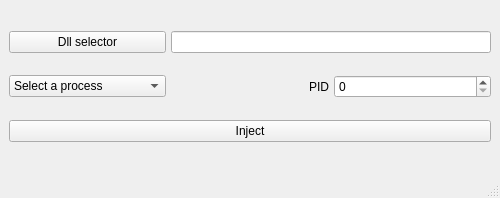
Old version of the form oloJector/mainwindow.ui in the repository Sarapuce/oloJector.
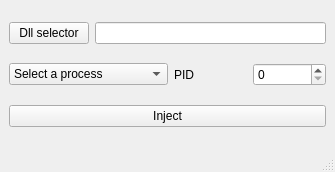
New version of the form.

Diff of the .ui file:
```diff
--- a/oloJector/mainwindow.ui
+++ b/oloJector/mainwindow.ui
@@ -6,34 +6,26 @@
    <rect>
     <x>0</x>
     <y>0</y>
-    <width>500</width>
-    <height>198</height>
+    <width>335</width>
+    <height>172</height>
    </rect>
   </property>
   <property name="windowTitle">
    <string>MainWindow</string>
   </property>
   <widget class="QWidget" name="centralwidget">
-   <layout class="QGridLayout" name="gridLayout">
-    <property name="leftMargin">
-     <number>9</number>
-    </property>
-    <property name="topMargin">
-     <number>9</number>
-    </property>
-    <property name="rightMargin">
-     <number>9</number>
-    </property>
-    <property name="bottomMargin">
-     <number>9</number>
-    </property>
-    <property name="horizontalSpacing">
-     <number>5</number>
-    </property>
-    <property name="verticalSpacing">
-     <number>0</number>
-    </property>
-    <item row="1" column="0">
+   <layout class="QGridLayout" name="gridLayout_2">
+    <item row="0" column="0">
+     <widget class="QPushButton" name="pushButton_2">
+      <property name="text">
+       <string>Dll selector</string>
+      </property>
+     </widget>
+    </item>
+    <item row="0" column="1" colspan="3">
+     <widget class="QLineEdit" name="lineEdit"/>
+    </item>
+    <item row="1" column="0" colspan="2">
      <widget class="QComboBox" name="comboBox">
       <item>
        <property name="text">
@@ -42,44 +34,27 @@
       </item>
      </widget>
     </item>
-    <item row="0" column="0">
-     <widget class="QPushButton" name="pushButton_2">
-      <property name="text">
-       <string>Dll selector</string>
-      </property>
-     </widget>
-    </item>
     <item row="1" column="2">
+     <widget class="QLabel" name="label">
+      <property name="text">
+       <string>PID</string>
+      </property>
+     </widget>
+    </item>
+    <item row="1" column="3">
      <widget class="QSpinBox" name="spinBox">
       <property name="maximum">
        <number>99999</number>
       </property>
      </widget>
     </item>
-    <item row="2" column="0" colspan="3">
+    <item row="2" column="0" colspan="4">
      <widget class="QPushButton" name="pushButton">
       <property name="text">
        <string>Inject</string>
       </property>
      </widget>
     </item>
-    <item row="1" column="1">
-     <widget class="QLabel" name="label">
-      <property name="text">
-       <string>PID</string>
-      </property>
-      <property name="alignment">
-       <set>Qt::AlignRight|Qt::AlignTrailing|Qt::AlignVCenter</set>
-      </property>
-     </widget>
-    </item>
-    <item row="0" column="1" colspan="2">
-     <widget class="QLineEdit" name="lineEdit">
-      <property name="readOnly">
-       <bool>true</bool>
-      </property>
-     </widget>
-    </item>
    </layout>
   </widget>
   <widget class="QMenuBar" name="menubar">
```
Left out of the diff: 4 changed lines with no effect on the pictures.
